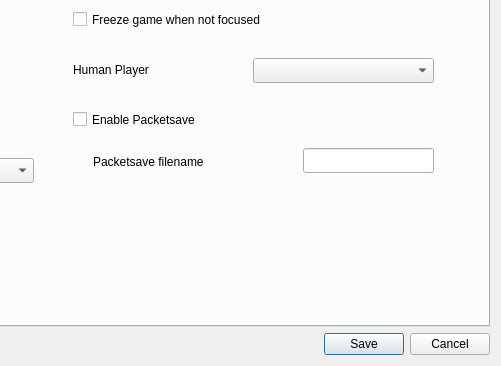
The window that ui/settingsdialog.ui (yani/keeperfx-launcher-qt) describes before a commit, drawn with Qt 5; both pictures show x 370 to 871 and y 178 to 544 of the 871 by 544 pixel window.
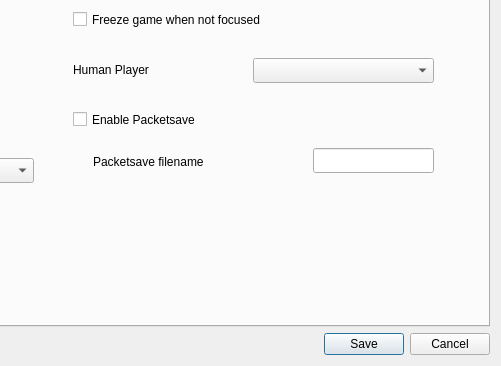
The same window after the commit. Icons and pictures are not drawn.

Commit message: improve label size for packetsave translations

```diff
--- a/ui/settingsdialog.ui
+++ b/ui/settingsdialog.ui
@@ -322,7 +322,7 @@
         <rect>
          <x>450</x>
          <y>285</y>
-         <width>141</width>
+         <width>221</width>
          <height>17</height>
         </rect>
        </property>
@@ -346,9 +346,9 @@
       <widget class="QLineEdit" name="lineEditPackSaveFileName">
        <property name="geometry">
         <rect>
-         <x>660</x>
+         <x>670</x>
          <y>280</y>
-         <width>131</width>
+         <width>121</width>
          <height>25</height>
         </rect>
        </property>
```
